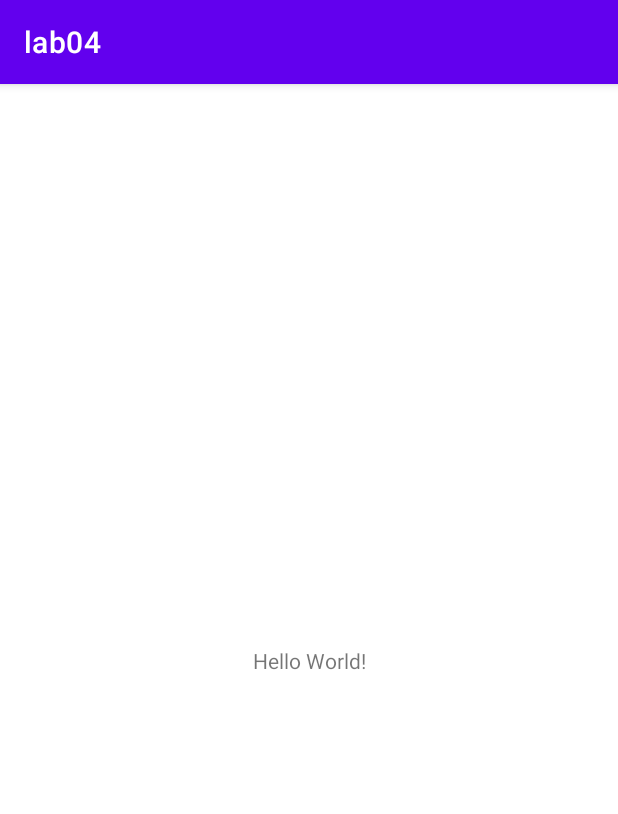
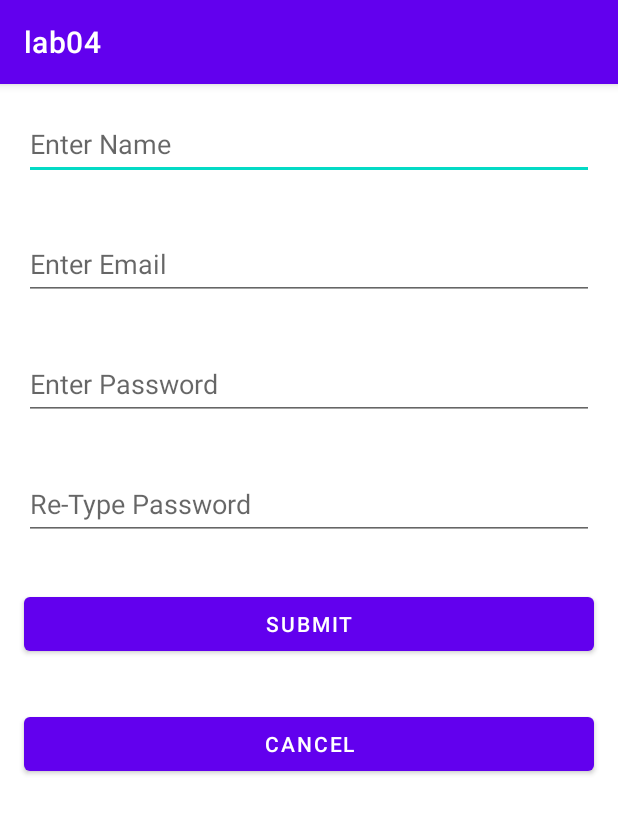
Before and after one commit to it21338748/Lab04, an Android app: the screen it shows after launch (MainActivity), on a phone screen of 412 x 824 dp. Shown: the top 814 px of the screen. Run offline under Robolectric (Android 15) with nearby library versions, the phone set to English and light mode, and no system bars.

Commit message:
login new branch

```diff
--- a/app/src/main/res/layout/activity_main.xml
+++ b/app/src/main/res/layout/activity_main.xml
@@ -1,18 +1,78 @@
 <?xml version="1.0" encoding="utf-8"?>
-<androidx.constraintlayout.widget.ConstraintLayout xmlns:android="http://schemas.android.com/apk/res/android"
+<LinearLayout xmlns:android="http://schemas.android.com/apk/res/android"
     xmlns:app="http://schemas.android.com/apk/res-auto"
     xmlns:tools="http://schemas.android.com/tools"
     android:layout_width="match_parent"
     android:layout_height="match_parent"
+    android:orientation="vertical"
     tools:context=".MainActivity">
 
-    <TextView
-        android:layout_width="wrap_content"
-        android:layout_height="wrap_content"
-        android:text="Hello World!"
-        app:layout_constraintBottom_toBottomOf="parent"
-        app:layout_constraintEnd_toEndOf="parent"
-        app:layout_constraintStart_toStartOf="parent"
-        app:layout_constraintTop_toTopOf="parent" />
+    <EditText
+        android:id="@+id/edtName"
+        android:layout_width="match_parent"
+        android:layout_height="48dp"
+        android:ems="10"
+        android:hint="Enter Name"
+        android:layout_margin="16dp"
+        android:layout_marginTop="16dp"
+        android:layout_marginBottom="16dp"
+        android:layout_marginLeft="16dp"
+        android:layout_marginRight="16dp"
+        android:inputType="textPersonName" />
 
-</androidx.constraintlayout.widget.ConstraintLayout>
+    <EditText
+        android:id="@+id/edtEmail"
+        android:layout_width="match_parent"
+        android:layout_height="48dp"
+        android:ems="10"
+        android:hint="Enter Email"
+        android:layout_marginTop="16dp"
+        android:layout_marginBottom="16dp"
+        android:layout_marginLeft="16dp"
+        android:layout_marginRight="16dp"
+        android:inputType="textEmailAddress" />
+
+    <EditText
+        android:id="@+id/edtPassword"
+        android:layout_width="match_parent"
+        android:layout_height="48dp"
+        android:ems="10"
+        android:hint="Enter Password"
+        android:layout_marginTop="16dp"
+        android:layout_marginBottom="16dp"
+        android:layout_marginLeft="16dp"
+        android:layout_marginRight="16dp"
+        android:inputType="textPassword" />
+
+    <EditText
+        android:id="@+id/edtReTypePassword"
+        android:layout_width="match_parent"
+        android:layout_height="48dp"
+        android:ems="10"
+        android:hint="@string/repassword"
+        android:layout_marginTop="16dp"
+        android:layout_marginBottom="16dp"
+        android:layout_marginLeft="16dp"
+        android:layout_marginRight="16dp"
+        android:inputType="textPassword" />
+
+    <Button
+        android:id="@+id/btnSubmit"
+        android:layout_width="match_parent"
+        android:layout_height="48dp"
+        android:layout_marginTop="16dp"
+        android:layout_marginBottom="16dp"
+        android:layout_marginLeft="16dp"
+        android:layout_marginRight="16dp"
+        android:text="SUBMIT" />
+
+    <Button
+        android:id="@+id/btnCancel"
+        android:layout_width="match_parent"
+        android:layout_height="48dp"
+        android:layout_marginTop="16dp"
+        android:layout_marginBottom="16dp"
+        android:layout_marginLeft="16dp"
+        android:layout_marginRight="16dp"
+        android:text="CANCEL" />
+</LinearLayout>
--- a/app/src/main/res/values/strings.xml
+++ b/app/src/main/res/values/strings.xml
@@ -1,3 +1,4 @@
 <resources>
     <string name="app_name">lab04</string>
+    <string name="repassword">Re-Type Password</string>
 </resources>
```
